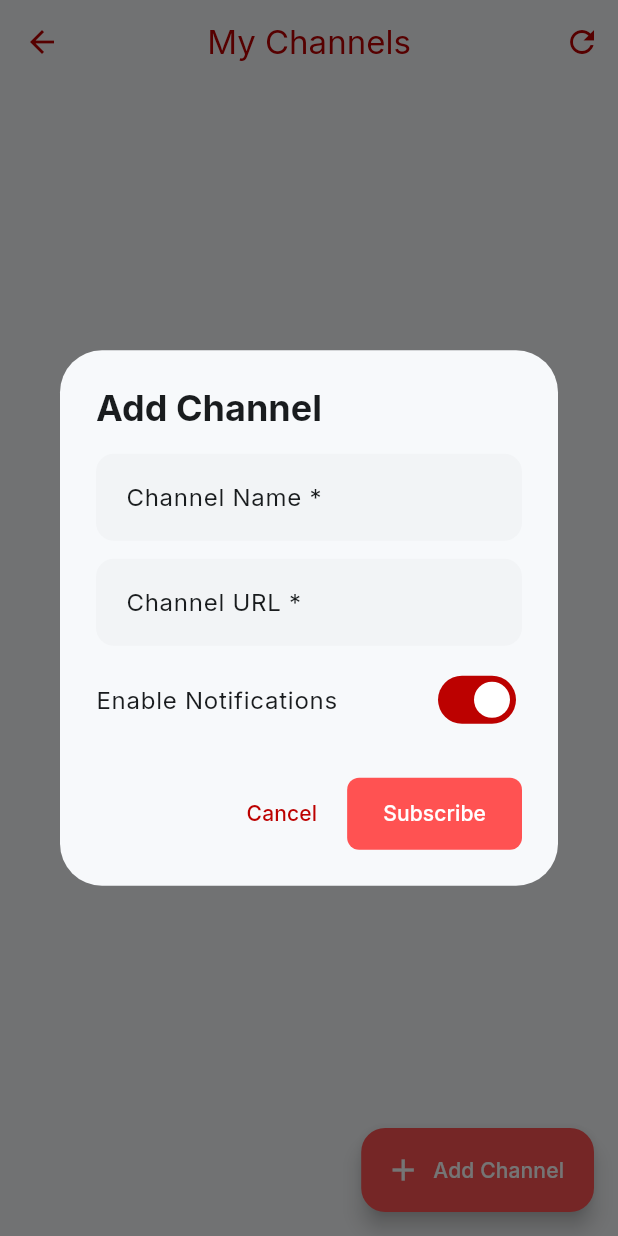
After one commit to BosqenTechnologies/youtube_summary_app, a Flutter app: the ChannelsScreen screen opened directly, after a tap on "Add Channel", on a phone screen of 412 x 824 dp. The commit adds this screen. Run offline on Flutter 3.47's test engine with Material 3 defaults, Android fonts, the phone set to English and light mode, and no system bars; our stand-ins replace cached_network_image, firebase_core, firebase_messaging, flutter_riverpod, google_fonts, supabase_flutter; accounts and stored records are empty; network calls fail.

Commit message:
Multi channel And subscription

```diff
--- a/lib/features/youtube_summary/data/services/database_service.dart
+++ b/lib/features/youtube_summary/data/services/database_service.dart
@@ -4,6 +4,7 @@ class DatabaseService {
   final supabase = Supabase.instance.client;
 
   // ── 1. Video Summary Methods ──
+
   Future<void> saveVideoData(Map<String, dynamic> videoData) async {
     try {
       await supabase.from('youtube_summaries').insert({
@@ -41,19 +42,28 @@ class DatabaseService {
     }
   }
 
-  // ── 2. NEW: Subscription & Notification Methods ──
+  // ── 2. Subscription & Notification Methods ──
 
-  /// Updates or inserts a channel's subscription/notification status
+  /// Upserts a channel subscription row and ensures the channel exists in the main table.
   Future<void> updateSubscription({
     required String channelName,
     required bool isSubscribed,
-    required bool notificationsEnabled
+    required bool notificationsEnabled,
+    String? channelUrl,
   }) async {
     try {
+      // 🔥 CRITICAL FIX: Ensure the channel exists in the main 'channels' table first!
+      await supabase.from('channels').upsert({
+        'channel_name': channelName,
+        if (channelUrl != null && channelUrl.isNotEmpty) 'channel_url': channelUrl,
+      }, onConflict: 'channel_name');
+
+      // Then update the Python API table preferences
       await supabase.from('channel_subscriptions').upsert({
         'channel_name': channelName,
         'is_subscribed': isSubscribed,
         'notifications_enabled': notificationsEnabled,
+        if (channelUrl != null && channelUrl.isNotEmpty) 'channel_url': channelUrl,
       });
       print('✅ Subscription updated for $channelName');
     } catch (e) {
@@ -62,14 +72,15 @@ class DatabaseService {
     }
   }
 
-  /// Fetches the current status for a specific channel
-  Future<Map<String, dynamic>?> getSubscriptionStatus(String channelName) async {
+  /// Fetches the current subscription status for ONE specific channel.
+  Future<Map<String, dynamic>?> getSubscriptionStatus(
+      String channelName) async {
     try {
       final response = await supabase
           .from('channel_subscriptions')
           .select()
           .eq('channel_name', channelName)
-          .maybeSingle(); // Returns null if not found
+          .maybeSingle();
       return response;
     } catch (e) {
       print('❌ Error fetching subscription status: $e');
@@ -77,13 +88,40 @@ class DatabaseService {
     }
   }
 
-  // 🔥 NEW: Mark a video as viewed
+  // 🔥 NEW: Fetch ALL channel subscriptions (for the Channels screen)
+  Future<List<Map<String, dynamic>>> getAllSubscriptions() async {
+    try {
+      final response = await supabase
+          .from('channel_subscriptions')
+          .select()
+          .order('created_at', ascending: false);
+      return List<Map<String, dynamic>>.from(response);
+    } catch (e) {
+      print('❌ Error fetching all subscriptions: $e');
+      return [];
+    }
+  }
+
+  // 🔥 NEW: Remove a channel subscription entirely
+  Future<void> deleteSubscription(String channelName) async {
+    try {
+      await supabase
+          .from('channel_subscriptions')
+          .delete()
+          .eq('channel_name', channelName);
+      print('🗑️ Deleted subscription for $channelName');
+    } catch (e) {
+      print('❌ Error deleting subscription: $e');
+      rethrow;
+    }
+  }
+
+  // Mark a video as viewed
   Future<void> markAsViewed(String videoId) async {
     try {
       await supabase
           .from('youtube_summaries')
-          .update({'is_viewed': true})
-          .eq('video_id', videoId);
+          .update({'is_viewed': true}).eq('video_id', videoId);
     } catch (e) {
       print('❌ Error marking as viewed: $e');
     }
--- a/lib/features/youtube_summary/data/services/youtube_extraction_service.dart
+++ b/lib/features/youtube_summary/data/services/youtube_extraction_service.dart
@@ -45,7 +45,8 @@ class YouTubeExtractionService {
   Future<Map<String, dynamic>> fetchChannelProfile(String channelName) async {
     try {
       final encodedName = Uri.encodeComponent(channelName.trim());
-      final apiUrl = Uri.parse('http://127.0.0.1:8000/channel-profile?channel_name=$encodedName');
+    // To this:
+      final apiUrl = Uri.parse('http://10.0.2.2:8000/channel-profile?channel_name=$encodedName');
       final response = await http.get(apiUrl);
 
       if (response.statusCode != 200) {
--- /dev/null
+++ b/lib/features/youtube_summary/presentation/screens/channel_screen.dart
@@ -0,0 +1,346 @@
+import 'package:flutter/material.dart';
+import 'package:flutter_riverpod/flutter_riverpod.dart';
+import 'package:youtube_summary_app/features/youtube_summary/data/services/database_service.dart';
+
+// 🔥 Make sure this points to your actual provider file!
+import '../state/subscription_provider.dart';
+
+class ChannelsScreen extends ConsumerStatefulWidget {
+  const ChannelsScreen({super.key});
+
+  @override
+  ConsumerState<ChannelsScreen> createState() => _ChannelsScreenState();
+}
+
+class _ChannelsScreenState extends ConsumerState<ChannelsScreen> {
+  final DatabaseService _db = DatabaseService();
+
+  List<Map<String, dynamic>> _channels = [];
+  bool _isLoading = true;
+
+  @override
+  void initState() {
+    super.initState();
+    _loadChannels();
+  }
+
+  Future<void> _loadChannels() async {
+    setState(() => _isLoading = true);
+    final data = await _db.getAllSubscriptions();
+    if (mounted) {
+      setState(() {
+        _channels = data;
+        _isLoading = false;
+      });
+    }
+  }
+
+  // ── Add Channel Dialog ──
+  void _showAddChannelDialog() {
+    final nameController = TextEditingController();
+    final urlController = TextEditingController();
+    bool notifEnabled = true;
+
+    showDialog(
+      context: context,
+      builder: (ctx) => StatefulBuilder(
+        builder: (ctx, setDialogState) => AlertDialog(
+          title: const Text('Add Channel'),
+          content: Column(
+            mainAxisSize: MainAxisSize.min,
+            children: [
+              TextField(
+                controller: nameController,
+                decoration: const InputDecoration(
+                  labelText: 'Channel Name *',
+                  hintText: 'e.g. Money Pechu',
+                  border: OutlineInputBorder(),
+                ),
+              ),
+              const SizedBox(height: 12),
+              TextField(
+                controller: urlController,
+                decoration: const InputDecoration(
+                  labelText: 'Channel URL *',
+                  hintText: 'https://www.youtube.com/@ChannelHandle',
+                  border: OutlineInputBorder(),
+                ),
+              ),
+              const SizedBox(height: 8),
+              SwitchListTile(
+                contentPadding: EdgeInsets.zero,
+                title: const Text('Enable Notifications'),
+                value: notifEnabled,
+                onChanged: (v) => setDialogState(() => notifEnabled = v),
+              ),
+            ],
+          ),
+          actions: [
+            TextButton(
+              onPressed: () => Navigator.pop(ctx),
+              child: const Text('Cancel'),
+            ),
+            ElevatedButton(
+              onPressed: () async {
+                final name = nameController.text.trim();
+                final url = urlController.text.trim();
+                if (name.isEmpty || url.isEmpty) {
+                  ScaffoldMessenger.of(context).showSnackBar(
+                    const SnackBar(content: Text('Channel name and URL are required.')),
+                  );
+                  return;
+                }
+
+                try {
+                  // 1. Sync with Vault Provider First!
+                  final subscribedChannels = ref.read(subscriptionProvider);
+                  if (!subscribedChannels.contains(name)) {
+                     await ref.read(subscriptionProvider.notifier).toggleSubscription(name);
+                  }
+
+                  // 2. Save URL/Notifications to DB
+                  await _db.updateSubscription(
+                    channelName: name,
+                    isSubscribed: true,
+                    notificationsEnabled: notifEnabled,
+                    channelUrl: url,
+                  );
+
+                  if (ctx.mounted) Navigator.pop(ctx);
+                  _loadChannels();
+                } catch (e) {
+                   ScaffoldMessenger.of(context).showSnackBar(SnackBar(content: Text('Error: $e')));
+                }
+              },
+              style: ElevatedButton.styleFrom(
+                  backgroundColor: Colors.redAccent,
+                  foregroundColor: Colors.white),
+              child: const Text('Subscribe'),
+            ),
+          ],
+        ),
+      ),
+    );
+  }
+
+  // ── Edit Channel Dialog (to update URL) ──
+  void _showEditDialog(Map<String, dynamic> channel) {
+    final urlController = TextEditingController(text: channel['channel_url'] ?? '');
+
+    showDialog(
+      context: context,
+      builder: (ctx) => AlertDialog(
+        title: Text('Edit: ${channel['channel_name']}'),
+        content: TextField(
+          controller: urlController,
+          decoration: const InputDecoration(
+            labelText: 'Channel URL',
+            hintText: 'https://www.youtube.com/@ChannelHandle',
+            border: OutlineInputBorder(),
+          ),
+        ),
+        actions: [
+          TextButton(
+            onPressed: () => Navigator.pop(ctx),
+            child: const Text('Cancel'),
+          ),
+          ElevatedButton(
+            onPressed: () async {
+              await _db.updateSubscription(
+                channelName: channel['channel_name'],
+                isSubscribed: channel['is_subscribed'] as bool? ?? false,
+                notificationsEnabled: channel['notifications_enabled'] as bool? ?? false,
+                channelUrl: urlController.text.trim(),
+              );
+              if (ctx.mounted) Navigator.pop(ctx);
+              _loadChannels();
+            },
+            child: const Text('Save'),
+          ),
+        ],
+      ),
+    );
+  }
+
+  // ── Toggle Subscribe (SYNCED WITH VAULT) ──
+  Future<void> _toggleSubscribe(Map<String, dynamic> channel, bool isCurrentlySubscribed) async {
+    final channelName = channel['channel_name'];
+
+    try {
+      // 1. Toggle via Provider so the Vault updates instantly.
+      // The Provider now handles the DB logic securely in the background.
+      await ref.read(subscriptionProvider.notifier).toggleSubscription(channelName);
+
+      _loadChannels();
+    } catch (e) {
+      if (mounted) {
+        ScaffoldMessenger.of(context).showSnackBar(SnackBar(content: Text('Error: $e')));
+      }
+    }
+  }
+
+  // ── Toggle Notifications ──
+  Future<void> _toggleNotifications(Map<String, dynamic> channel, bool isSubscribed) async {
+    if (!isSubscribed) return; // Cannot turn on notifications if unsubscribed
+
+    final newValue = !(channel['notifications_enabled'] as bool? ?? false);
+    await _db.updateSubscription(
+      channelName: channel['channel_name'],
+      isSubscribed: true,
+      notificationsEnabled: newValue,
+      channelUrl: channel['channel_url'],
+    );
+    _loadChannels();
+  }
+
+  // ── Delete Channel ──
+  Future<void> _deleteChannel(String channelName, bool isSubscribed) async {
+    final confirm = await showDialog<bool>(
+      context: context,
+      builder: (ctx) => AlertDialog(
+        title: const Text('Remove Channel'),
+        content: Text('Remove "$channelName" from your feeds?'),
+        actions: [
+          TextButton(
+              onPressed: () => Navigator.pop(ctx, false),
+              child: const Text('Cancel')),
+          ElevatedButton(
+            onPressed: () => Navigator.pop(ctx, true),
+            style: ElevatedButton.styleFrom(backgroundColor: Colors.red),
+            child: const Text('Remove'),
+          ),
+        ],
+      ),
+    );
+
+    if (confirm == true) {
+      if (isSubscribed) {
+        await ref.read(subscriptionProvider.notifier).toggleSubscription(channelName);
+      }
+      await _db.deleteSubscription(channelName);
+      _loadChannels();
+    }
+  }
+
+  @override
+  Widget build(BuildContext context) {
+    // 🔥 Watch Vault Subscriptions
+    final subscribedChannels = ref.watch(subscriptionProvider);
+
+    return Scaffold(
+      appBar: AppBar(
+        title: const Text('My Channels'),
+        actions: [
+          IconButton(
+            icon: const Icon(Icons.refresh),
+            onPressed: _loadChannels,
+            tooltip: 'Refresh',
+          ),
+        ],
+      ),
+      body: _isLoading
+          ? const Center(child: CircularProgressIndicator())
+          : _channels.isEmpty
+              ? _buildEmptyState()
+              : _buildChannelList(subscribedChannels),
+      floatingActionButton: FloatingActionButton.extended(
+        onPressed: _showAddChannelDialog,
+        icon: const Icon(Icons.add),
+        label: const Text('Add Channel'),
+        backgroundColor: Colors.redAccent,
+        foregroundColor: Colors.white,
+      ),
+    );
+  }
+
+  Widget _buildEmptyState() {
+    return Center(
+      child: Column(
+        mainAxisAlignment: MainAxisAlignment.center,
+        children: [
+          const Icon(Icons.subscriptions_outlined, size: 72, color: Colors.grey),
+          const SizedBox(height: 16),
+          const Text(
+            'No channels yet.',
+            style: TextStyle(fontSize: 18, fontWeight: FontWeight.w600, color: Colors.grey),
+          ),
+          const SizedBox(height: 8),
+          const Text(
+            'Tap the button below to add your first channel.',
+            style: TextStyle(color: Colors.grey),
+            textAlign: TextAlign.center,
+          ),
+        ],
+      ),
+    );
+  }
+
+  Widget _buildChannelList(Set<String> subscribedChannels) {
+    return ListView.separated(
+      padding: const EdgeInsets.only(bottom: 100),
+      itemCount: _channels.length,
+      separatorBuilder: (_, __) => const Divider(height: 1),
+      itemBuilder: (ctx, i) {
+        final channel = _channels[i];
+        final name = channel['channel_name'] as String? ?? 'Unknown';
+
+        // 100% synced with Vault
+        final isSubscribed = subscribedChannels.contains(name);
+
+        final notifEnabled = channel['notifications_enabled'] as bool? ?? false;
+        final channelUrl = channel['channel_url'] as String? ?? '';
+        final hasUrl = channelUrl.isNotEmpty;
+
+        return ListTile(
+          leading: CircleAvatar(
+            backgroundColor: isSubscribed ? Colors.redAccent : Colors.grey.shade300,
+            child: Text(
+              name.isNotEmpty ? name[0].toUpperCase() : '?',
+              style: TextStyle(
+                color: isSubscribed ? Colors.white : Colors.grey.shade600,
+                fontWeight: FontWeight.bold,
+              ),
+            ),
+          ),
+          title: Text(name, style: const TextStyle(fontWeight: FontWeight.w600)),
+          subtitle: GestureDetector(
+            onTap: () => _showEditDialog(channel),
+            child: Text(
+              hasUrl ? '✅ URL set  (tap to edit)' : '⚠️ No URL — tap to add',
+              style: TextStyle(
+                fontSize: 12,
+                color: hasUrl ? Colors.green.shade700 : Colors.orange,
+                decoration: TextDecoration.underline,
+              ),
+            ),
+          ),
+          trailing: Row(
+            mainAxisSize: MainAxisSize.min,
+            children: [
+              IconButton(
+                icon: Icon(
+                  notifEnabled ? Icons.notifications_active : Icons.notifications_off,
+                  color: isSubscribed
+                      ? (notifEnabled ? Colors.amber : Colors.grey)
+                      : Colors.grey.withOpacity(0.3),
+                ),
+                tooltip: notifEnabled ? 'Notifications ON' : 'Notifications OFF',
+                onPressed: isSubscribed ? () => _toggleNotifications(channel, isSubscribed) : null,
+              ),
+              Switch(
+                value: isSubscribed,
+                activeColor: Colors.redAccent,
+                onChanged: (_) => _toggleSubscribe(channel, isSubscribed),
+              ),
+              IconButton(
+                icon: const Icon(Icons.delete_outline, color: Colors.red),
+                tooltip: 'Remove channel',
+                onPressed: () => _deleteChannel(name, isSubscribed),
+              ),
+            ],
+          ),
+        );
+      },
+    );
+  }
+}
--- a/lib/features/youtube_summary/presentation/state/subscription_provider.dart
+++ b/lib/features/youtube_summary/presentation/state/subscription_provider.dart
@@ -37,7 +37,10 @@ class SubscriptionNotifier extends StateNotifier<Set<String>> {
     final userId = supabase.auth.currentUser?.id;
     if (userId == null) throw Exception("Please log in to subscribe");
 
-    final safeTopicName = 'channel_${channelName.replaceAll(' ', '')}';
+    // 🔥 CRITICAL FIX: Make topic name 100% safe (lowercase, no spaces, no special chars)
+    final cleanName = channelName.replaceAll(RegExp(r'[^a-zA-Z0-9]'), '').toLowerCase();
+    final safeTopicName = 'channel_$cleanName';
+
     final isSubscribed = state.contains(channelName);
 
     // Optimistic UI Update: Instantly change the button color in the app
@@ -48,18 +51,31 @@ class SubscriptionNotifier extends StateNotifier<Set<String>> {
     }
 
     try {
-      // Look up the channel ID from the database using the name
-      final channelResp = await supabase.from('channels').select('id').eq('channel_name', channelName).single();
+      // Use maybeSingle() to avoid PGRST116 crash!
+      var channelResp = await supabase.from('channels').select('id').eq('channel_name', channelName).maybeSingle();
+
+      // If channel doesn't exist in the main table yet, create it safely
+      if (channelResp == null) {
+        channelResp = await supabase.from('channels').insert({'channel_name': channelName}).select('id').single();
+      }
       final channelId = channelResp['id'];
+
+      // SYNC WITH PYTHON BACKEND: Ensure channel_subscriptions table knows about this!
+      await supabase.from('channel_subscriptions').upsert({
+        'channel_name': channelName,
+        'is_subscribed': !isSubscribed,
+      }, onConflict: 'channel_name');
 
       if (isSubscribed) {
         // UNSUBSCRIBE
         await supabase.from('user_subscriptions').delete().match({'user_id': userId, 'channel_id': channelId});
         await FirebaseMessaging.instance.unsubscribeFromTopic(safeTopicName);
+        print("🔴 Unsubscribed from FCM Topic: $safeTopicName");
       } else {
         // SUBSCRIBE
-        await supabase.from('user_subscriptions').insert({'user_id': userId, 'channel_id': channelId});
+        await supabase.from('user_subscriptions').upsert({'user_id': userId, 'channel_id': channelId});
         await FirebaseMessaging.instance.subscribeToTopic(safeTopicName);
+        print("🟢 Subscribed to FCM Topic: $safeTopicName");
       }
     } catch (e) {
       // If the database fails, revert the button back to its previous state
```
Also changed, not shown: lib/app.dart (+3 -18 lines), lib/features/youtube_summary/presentation/screens/main_screen.dart (+15 -0 lines), lib/features/youtube_summary/presentation/screens/subscriptions_screen.dart (+18 -24 lines), lib/main.dart (+20 -14 lines).
